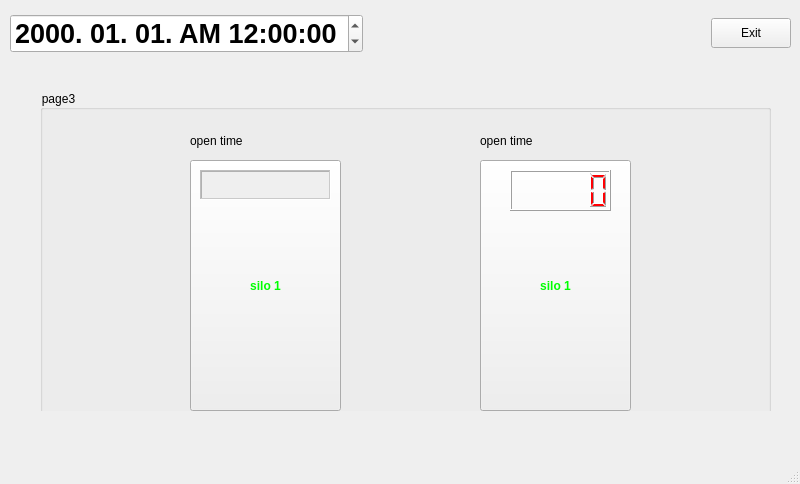
The window that Main Program/main_panel.ui (jung1996/Raspberry_pyCardReader) describes before a commit, drawn with Qt 5.
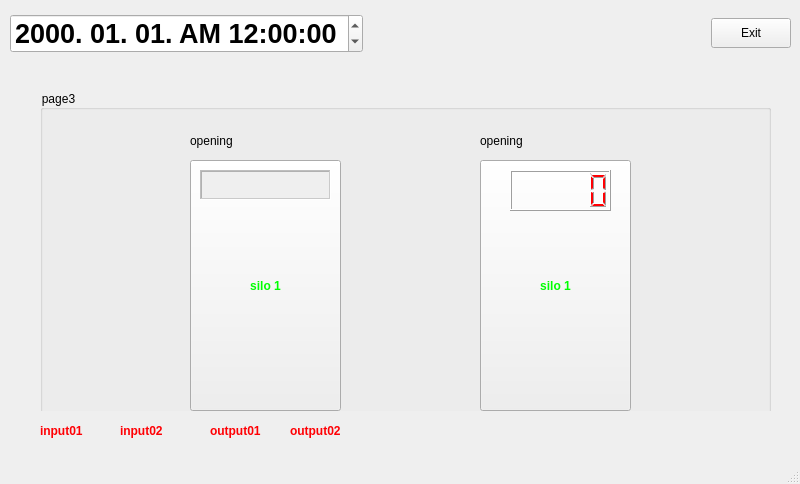
The same window after the commit. The open tabs and pages were chosen to show the change.

Commit message: 정영규 1차수정 +GPIO추가

Diff of the .ui file:
```diff
--- a/Main Program/main_panel.ui
+++ b/Main Program/main_panel.ui
@@ -287,7 +287,7 @@
         </rect>
        </property>
        <property name="text">
-        <string>open time</string>
+        <string>opening</string>
        </property>
       </widget>
       <widget class="QLabel" name="label_8">
@@ -300,7 +300,7 @@
         </rect>
        </property>
        <property name="text">
-        <string>open time</string>
+        <string>opening</string>
        </property>
       </widget>
       <widget class="QTextEdit" name="textEdit_time1">
@@ -659,6 +659,94 @@
      </item>
     </layout>
    </widget>
+   <widget class="QLabel" name="input_Led1">
+    <property name="geometry">
+     <rect>
+      <x>40</x>
+      <y>400</y>
+      <width>71</width>
+      <height>61</height>
+     </rect>
+    </property>
+    <property name="font">
+     <font>
+      <weight>75</weight>
+      <bold>true</bold>
+     </font>
+    </property>
+    <property name="styleSheet">
+     <string notr="true">color:rgb(255, 0, 4)</string>
+    </property>
+    <property name="text">
+     <string>input01</string>
+    </property>
+   </widget>
+   <widget class="QLabel" name="input_Led2">
+    <property name="geometry">
+     <rect>
+      <x>120</x>
+      <y>400</y>
+      <width>71</width>
+      <height>61</height>
+     </rect>
+    </property>
+    <property name="font">
+     <font>
+      <weight>75</weight>
+      <bold>true</bold>
+     </font>
+    </property>
+    <property name="styleSheet">
+     <string notr="true">color:rgb(255, 0, 4)</string>
+    </property>
+    <property name="text">
+     <string>input02</string>
+    </property>
+   </widget>
+   <widget class="QLabel" name="output_Led1">
+    <property name="geometry">
+     <rect>
+      <x>210</x>
+      <y>400</y>
+      <width>71</width>
+      <height>61</height>
+     </rect>
+    </property>
+    <property name="font">
+     <font>
+      <weight>75</weight>
+      <bold>true</bold>
+     </font>
+    </property>
+    <property name="styleSheet">
+     <string notr="true">color:rgb(255, 0, 4)</string>
+    </property>
+    <property name="text">
+     <string>output01</string>
+    </property>
+   </widget>
+   <widget class="QLabel" name="output_Led2">
+    <property name="geometry">
+     <rect>
+      <x>290</x>
+      <y>400</y>
+      <width>71</width>
+      <height>61</height>
+     </rect>
+    </property>
+    <property name="font">
+     <font>
+      <weight>75</weight>
+      <bold>true</bold>
+     </font>
+    </property>
+    <property name="styleSheet">
+     <string notr="true">color:rgb(255, 0, 4)</string>
+    </property>
+    <property name="text">
+     <string>output02</string>
+    </property>
+   </widget>
   </widget>
   <widget class="QStatusBar" name="statusbar"/>
  </widget>
```
The commit also changes 2 other files.
